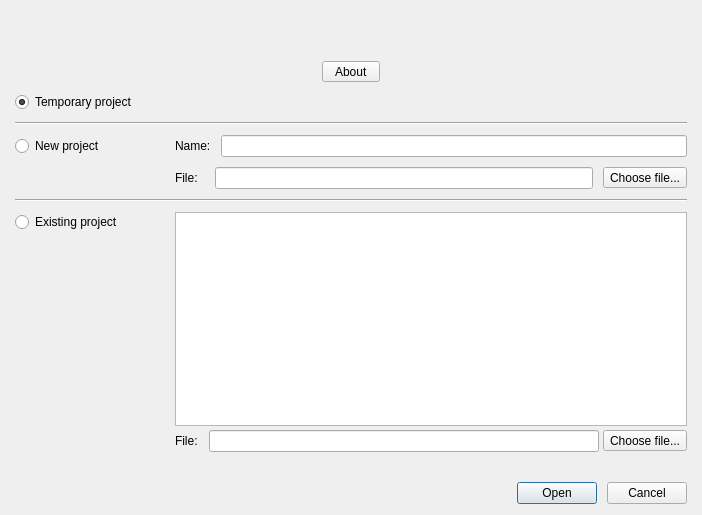
Qt form sub3suite/src/Dialogs/StartupDialog.ui (3nock/OTE) before a commit.
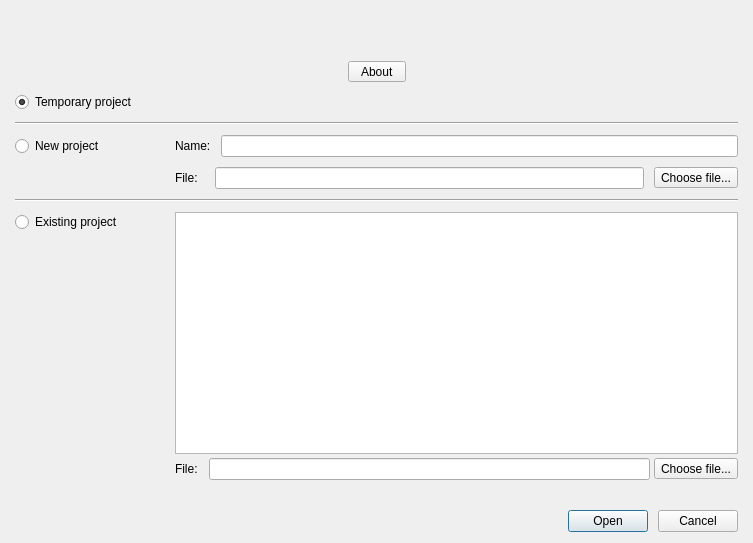
The same form after that commit.

The edit to the form file:
```diff
--- a/sub3suite/src/Dialogs/StartupDialog.ui
+++ b/sub3suite/src/Dialogs/StartupDialog.ui
@@ -6,10 +6,16 @@
    <rect>
     <x>0</x>
     <y>0</y>
-    <width>702</width>
-    <height>515</height>
+    <width>753</width>
+    <height>543</height>
    </rect>
   </property>
+  <property name="sizePolicy">
+   <sizepolicy hsizetype="Expanding" vsizetype="Expanding">
+    <horstretch>0</horstretch>
+    <verstretch>0</verstretch>
+   </sizepolicy>
+  </property>
   <property name="windowTitle">
    <string>Sub3 Suite</string>
   </property>
@@ -279,6 +285,9 @@
        </property>
        <item>
         <widget class="QTableView" name="tableViewProjects">
+         <property name="alternatingRowColors">
+          <bool>true</bool>
+         </property>
          <property name="selectionMode">
           <enum>QAbstractItemView::SingleSelection</enum>
          </property>
@@ -286,7 +295,7 @@
           <enum>QAbstractItemView::SelectRows</enum>
          </property>
          <property name="showGrid">
-          <bool>true</bool>
+          <bool>false</bool>
          </property>
          <attribute name="horizontalHeaderMinimumSectionSize">
           <number>100</number>
```
